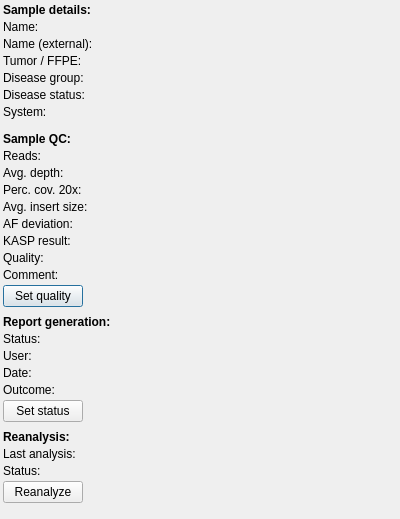
Before: the Qt Designer form src/GSvar/SampleInformationDialog.ui in imgag/ngs-bits, drawn with Qt 5.
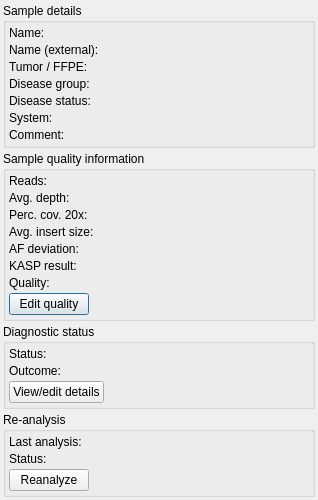
After: the same form once the commit is applied.

Commit message: GSvar/NGSD: added detailed diagnostic status information.

What changed in the file:
```diff
--- a/src/GSvar/SampleInformationDialog.ui
+++ b/src/GSvar/SampleInformationDialog.ui
@@ -6,8 +6,8 @@
    <rect>
     <x>0</x>
     <y>0</y>
-    <width>400</width>
-    <height>519</height>
+    <width>318</width>
+    <height>470</height>
    </rect>
   </property>
   <property name="maximumSize">
@@ -36,32 +36,61 @@
     <number>3</number>
    </property>
    <item>
-    <widget class="QLabel" name="label_3">
-     <property name="text">
-      <string>&lt;html&gt;&lt;head/&gt;&lt;body&gt;&lt;p&gt;&lt;span style=&quot; font-weight:600;&quot;&gt;Sample details:&lt;/span&gt;&lt;/p&gt;&lt;/body&gt;&lt;/html&gt;</string>
+    <widget class="QGroupBox" name="groupBox">
+     <property name="title">
+      <string>Sample details</string>
      </property>
-     <property name="textFormat">
-      <enum>Qt::AutoText</enum>
+     <property name="flat">
+      <bool>true</bool>
      </property>
-    </widget>
-   </item>
+     <layout class="QVBoxLayout" name="verticalLayout_2" stretch="0">
+      <property name="spacing">
+       <number>3</number>
+      </property>
+      <property name="leftMargin">
+       <number>3</number>
+      </property>
+      <property name="topMargin">
+       <number>3</number>
+      </property>
+      <property name="rightMargin">
+       <number>3</number>
+      </property>
+      <property name="bottomMargin">
+       <number>3</number>
+      </property>
    <item>
     <layout class="QGridLayout" name="gridLayout">
      <property name="spacing">
       <number>3</number>
      </property>
-     <item row="0" column="0">
-      <widget class="QLabel" name="label">
+        <item row="6" column="0">
+         <widget class="QLabel" name="label_24">
+          <property name="toolTip">
+           <string>&lt;html&gt;&lt;head/&gt;&lt;body&gt;&lt;p&gt;Processed sample comment&lt;/p&gt;&lt;/body&gt;&lt;/html&gt;</string>
+          </property>
        <property name="text">
-        <string>Name:</string>
+           <string>Comment:</string>
+          </property>
+          <property name="alignment">
+           <set>Qt::AlignLeading|Qt::AlignLeft|Qt::AlignTop</set>
        </property>
       </widget>
      </item>
-     <item row="4" column="1">
-      <widget class="QLabel" name="disease_status">
+        <item row="6" column="1">
+         <widget class="QLabel" name="comment">
+          <property name="sizePolicy">
+           <sizepolicy hsizetype="Preferred" vsizetype="Preferred">
+            <horstretch>0</horstretch>
+            <verstretch>0</verstretch>
+           </sizepolicy>
+          </property>
        <property name="text">
         <string/>
        </property>
+          <property name="wordWrap">
+           <bool>true</bool>
+          </property>
       </widget>
      </item>
      <item row="4" column="0">
@@ -71,20 +100,6 @@
        </property>
       </widget>
      </item>
-     <item row="1" column="1">
-      <widget class="QLabel" name="name_ext">
-       <property name="text">
-        <string/>
-       </property>
-      </widget>
-     </item>
-     <item row="3" column="1">
-      <widget class="QLabel" name="disease_group">
-       <property name="text">
-        <string/>
-       </property>
-      </widget>
-     </item>
      <item row="5" column="0">
       <widget class="QLabel" name="label_8">
        <property name="text">
@@ -92,10 +107,10 @@
        </property>
       </widget>
      </item>
-     <item row="2" column="0">
-      <widget class="QLabel" name="label_20">
+        <item row="1" column="1">
+         <widget class="QLabel" name="name_ext">
        <property name="text">
-        <string>Tumor / FFPE:</string>
+           <string/>
        </property>
       </widget>
      </item>
@@ -106,22 +121,6 @@
        </property>
       </widget>
      </item>
-     <item row="6" column="1">
-      <spacer name="horizontalSpacer_7">
-       <property name="orientation">
-        <enum>Qt::Horizontal</enum>
-       </property>
-       <property name="sizeType">
-        <enum>QSizePolicy::Expanding</enum>
-       </property>
-       <property name="sizeHint" stdset="0">
-        <size>
-         <width>10</width>
-         <height>10</height>
-        </size>
-       </property>
-      </spacer>
-     </item>
      <item row="1" column="0">
       <widget class="QLabel" name="label_19">
        <property name="text">
@@ -129,15 +128,29 @@
        </property>
       </widget>
      </item>
-     <item row="5" column="1">
-      <widget class="QLabel" name="system">
+        <item row="0" column="0">
+         <widget class="QLabel" name="label">
+          <property name="text">
+           <string>Name:</string>
+          </property>
+         </widget>
+        </item>
+        <item row="4" column="1">
+         <widget class="QLabel" name="disease_status">
        <property name="text">
         <string/>
        </property>
       </widget>
      </item>
-     <item row="0" column="1">
-      <widget class="QLabel" name="name">
+        <item row="2" column="0">
+         <widget class="QLabel" name="label_20">
+          <property name="text">
+           <string>Tumor / FFPE:</string>
+          </property>
+         </widget>
+        </item>
+        <item row="3" column="1">
+         <widget class="QLabel" name="disease_group">
        <property name="text">
         <string/>
        </property>
@@ -150,26 +163,125 @@
        </property>
       </widget>
      </item>
-    </layout>
+        <item row="5" column="1">
+         <widget class="QLabel" name="system">
+          <property name="sizePolicy">
+           <sizepolicy hsizetype="Expanding" vsizetype="Preferred">
+            <horstretch>0</horstretch>
+            <verstretch>0</verstretch>
+           </sizepolicy>
+          </property>
+          <property name="text">
+           <string/>
+          </property>
+         </widget>
+        </item>
+        <item row="0" column="1">
+         <widget class="QLabel" name="name">
+          <property name="text">
+           <string/>
+          </property>
+         </widget>
+        </item>
+       </layout>
+      </item>
+     </layout>
+    </widget>
    </item>
    <item>
-    <widget class="QLabel" name="label_10">
-     <property name="font">
-      <font>
-       <weight>75</weight>
-       <bold>true</bold>
-      </font>
+    <widget class="QGroupBox" name="groupBox_2">
+     <property name="title">
+      <string>Sample quality information</string>
      </property>
-     <property name="text">
-      <string>Sample QC:</string>
+     <property name="flat">
+      <bool>true</bool>
      </property>
-    </widget>
-   </item>
+     <layout class="QVBoxLayout" name="verticalLayout_3" stretch="0">
+      <property name="spacing">
+       <number>3</number>
+      </property>
+      <property name="leftMargin">
+       <number>3</number>
+      </property>
+      <property name="topMargin">
+       <number>3</number>
+      </property>
+      <property name="rightMargin">
+       <number>3</number>
+      </property>
+      <property name="bottomMargin">
+       <number>3</number>
+      </property>
    <item>
     <layout class="QGridLayout" name="gridLayout_4">
      <property name="spacing">
       <number>3</number>
      </property>
+        <item row="9" column="0" colspan="2">
+         <layout class="QHBoxLayout" name="horizontalLayout">
+          <property name="spacing">
+           <number>3</number>
+          </property>
+          <item>
+           <widget class="QPushButton" name="quality_button">
+            <property name="text">
+             <string>Edit quality</string>
+            </property>
+           </widget>
+          </item>
+          <item>
+           <spacer name="horizontalSpacer_6">
+            <property name="orientation">
+             <enum>Qt::Horizontal</enum>
+            </property>
+            <property name="sizeHint" stdset="0">
+             <size>
+              <width>40</width>
+              <height>20</height>
+             </size>
+            </property>
+           </spacer>
+          </item>
+         </layout>
+        </item>
+        <item row="4" column="0">
+         <widget class="QLabel" name="label_13">
+          <property name="text">
+           <string>Avg. insert size:</string>
+          </property>
+         </widget>
+        </item>
+        <item row="3" column="0">
+         <widget class="QLabel" name="label_16">
+          <property name="text">
+           <string>Perc. cov. 20x:</string>
+          </property>
+         </widget>
+        </item>
+        <item row="3" column="1">
+         <widget class="QLabel" name="qc_perc_20x">
+          <property name="text">
+           <string/>
+          </property>
+         </widget>
+        </item>
+        <item row="4" column="1">
+         <widget class="QLabel" name="qc_insert_size">
+          <property name="text">
+           <string/>
+          </property>
+         </widget>
+        </item>
+        <item row="6" column="1">
+         <widget class="QLabel" name="qc_kasp">
+          <property name="toolTip">
+           <string>Sample swap probability</string>
+          </property>
+          <property name="text">
+           <string/>
+          </property>
+         </widget>
+        </item>
      <item row="6" column="0">
       <widget class="QLabel" name="label_14">
        <property name="text">
@@ -177,15 +289,8 @@
        </property>
       </widget>
      </item>
-     <item row="5" column="1">
-      <widget class="QLabel" name="qc_af_dev">
-       <property name="text">
-        <string/>
-       </property>
-      </widget>
-     </item>
-     <item row="7" column="1">
-      <widget class="QLabel" name="qc_quality">
+        <item row="1" column="1">
+         <widget class="QLabel" name="qc_reads">
        <property name="text">
         <string/>
        </property>
@@ -198,6 +303,33 @@
        </property>
       </widget>
      </item>
+        <item row="7" column="1">
+         <widget class="QLabel" name="qc_quality">
+          <property name="sizePolicy">
+           <sizepolicy hsizetype="Expanding" vsizetype="Preferred">
+            <horstretch>0</horstretch>
+            <verstretch>0</verstretch>
+           </sizepolicy>
+          </property>
+          <property name="text">
+           <string/>
+          </property>
+         </widget>
+        </item>
+        <item row="1" column="0">
+         <widget class="QLabel" name="label_12">
+          <property name="text">
+           <string>Reads:</string>
+          </property>
+         </widget>
+        </item>
+        <item row="5" column="1">
+         <widget class="QLabel" name="qc_af_dev">
+          <property name="text">
+           <string/>
+          </property>
+         </widget>
+        </item>
      <item row="5" column="0">
       <widget class="QLabel" name="label_21">
        <property name="toolTip">
@@ -208,37 +340,6 @@
        </property>
       </widget>
      </item>
-     <item row="6" column="1">
-      <widget class="QLabel" name="qc_kasp">
-       <property name="toolTip">
-        <string>Sample swap probability</string>
-       </property>
-       <property name="text">
-        <string/>
-       </property>
-      </widget>
-     </item>
-     <item row="4" column="0">
-      <widget class="QLabel" name="label_13">
-       <property name="text">
-        <string>Avg. insert size:</string>
-       </property>
-      </widget>
-     </item>
-     <item row="4" column="1">
-      <widget class="QLabel" name="qc_insert_size">
-       <property name="text">
-        <string/>
-       </property>
-      </widget>
-     </item>
-     <item row="3" column="0">
-      <widget class="QLabel" name="label_16">
-       <property name="text">
-        <string>Perc. cov. 20x:</string>
-       </property>
-      </widget>
-     </item>
      <item row="2" column="0">
       <widget class="QLabel" name="label_15">
        <property name="text">
@@ -246,46 +347,6 @@
        </property>
       </widget>
      </item>
-     <item row="10" column="1">
-      <spacer name="horizontalSpacer_2">
-       <property name="orientation">
-        <enum>Qt::Horizontal</enum>
-       </property>
-       <property name="sizeHint" stdset="0">
-        <size>
-         <width>5</width>
-         <height>5</height>
-        </size>
-       </property>
-      </spacer>
-     </item>
-     <item row="9" column="0" colspan="2">
-      <layout class="QHBoxLayout" name="horizontalLayout">
-       <property name="spacing">
-        <number>3</number>
-       </property>
-       <item>
-        <widget class="QPushButton" name="quality_button">
-         <property name="text">
-          <string>Set quality</string>
-         </property>
-        </widget>
-       </item>
-       <item>
-        <spacer name="horizontalSpacer_6">
-         <property name="orientation">
-          <enum>Qt::Horizontal</enum>
-         </property>
-         <property name="sizeHint" stdset="0">
-          <size>
-           <width>40</width>
-           <height>20</height>
-          </size>
-         </property>
-        </spacer>
-       </item>
-      </layout>
-     </item>
      <item row="2" column="1">
       <widget class="QLabel" name="qc_avg_depth">
        <property name="text">
@@ -293,142 +354,49 @@
        </property>
       </widget>
      </item>
-     <item row="1" column="0">
-      <widget class="QLabel" name="label_12">
-       <property name="text">
-        <string>Reads:</string>
-       </property>
-      </widget>
-     </item>
-     <item row="1" column="1">
-      <widget class="QLabel" name="qc_reads">
-       <property name="text">
-        <string/>
-       </property>
-      </widget>
-     </item>
-     <item row="3" column="1">
-      <widget class="QLabel" name="qc_perc_20x">
-       <property name="text">
-        <string/>
-       </property>
-      </widget>
-     </item>
-     <item row="8" column="0">
-      <widget class="QLabel" name="label_24">
-       <property name="toolTip">
-        <string>&lt;html&gt;&lt;head/&gt;&lt;body&gt;&lt;p&gt;Processed sample comment&lt;/p&gt;&lt;/body&gt;&lt;/html&gt;</string>
-       </property>
-       <property name="text">
-        <string>Comment:</string>
-       </property>
-       <property name="alignment">
-        <set>Qt::AlignLeading|Qt::AlignLeft|Qt::AlignTop</set>
-       </property>
-      </widget>
-     </item>
-     <item row="8" column="1">
-      <widget class="QLabel" name="comment">
-       <property name="text">
-        <string/>
-       </property>
-       <property name="wordWrap">
-        <bool>true</bool>
-       </property>
-      </widget>
-     </item>
-    </layout>
+       </layout>
+      </item>
+     </layout>
+    </widget>
    </item>
    <item>
-    <widget class="QLabel" name="label_5">
-     <property name="text">
-      <string>&lt;html&gt;&lt;head/&gt;&lt;body&gt;&lt;p&gt;&lt;span style=&quot; font-weight:600;&quot;&gt;Report generation:&lt;/span&gt;&lt;/p&gt;&lt;/body&gt;&lt;/html&gt;</string>
+    <widget class="QGroupBox" name="groupBox_3">
+     <property name="title">
+      <string>Diagnostic status</string>
      </property>
-    </widget>
-   </item>
+     <property name="flat">
+      <bool>true</bool>
+     </property>
+     <layout class="QVBoxLayout" name="verticalLayout_4" stretch="0">
+      <property name="spacing">
+       <number>3</number>
+      </property>
+      <property name="leftMargin">
+       <number>3</number>
+      </property>
+      <property name="topMargin">
+       <number>3</number>
+      </property>
+      <property name="rightMargin">
+       <number>3</number>
+      </property>
+      <property name="bottomMargin">
+       <number>3</number>
+      </property>
    <item>
     <layout class="QGridLayout" name="gridLayout_3">
      <property name="spacing">
       <number>3</number>
      </property>
-     <item row="1" column="1">
-      <widget class="QLabel" name="report_user">
-       <property name="text">
-        <string/>
-       </property>
-      </widget>
-     </item>
-     <item row="1" column="0">
-      <widget class="QLabel" name="label_9">
-       <property name="text">
-        <string>User:</string>
-       </property>
-      </widget>
-     </item>
-     <item row="0" column="1">
-      <widget class="QLabel" name="report_status">
-       <property name="text">
-        <string/>
-       </property>
-      </widget>
-     </item>
-     <item row="2" column="1">
-      <widget class="QLabel" name="report_date">
-       <property name="text">
-        <string/>
-       </property>
-      </widget>
-     </item>
-     <item row="5" column="1">
-      <spacer name="horizontalSpacer_5">
-       <property name="orientation">
-        <enum>Qt::Horizontal</enum>
-       </property>
-       <property name="sizeHint" stdset="0">
-        <size>
-         <width>5</width>
-         <height>5</height>
-        </size>
-       </property>
-      </spacer>
-     </item>
-     <item row="0" column="0">
-      <widget class="QLabel" name="label_7">
-       <property name="text">
-        <string>Status:</string>
-       </property>
-      </widget>
-     </item>
-     <item row="2" column="0">
-      <widget class="QLabel" name="label_11">
-       <property name="text">
-        <string>Date:</string>
-       </property>
-      </widget>
-     </item>
-     <item row="3" column="0">
-      <widget class="QLabel" name="label_17">
-       <property name="text">
-        <string>Outcome:</string>
-       </property>
-      </widget>
-     </item>
-     <item row="3" column="1">
-      <widget class="QLabel" name="report_outcome">
-       <property name="text">
-        <string/>
-       </property>
-      </widget>
-     </item>
-     <item row="4" column="0" colspan="2">
+        <item row="2" column="0" colspan="2">
       <layout class="QHBoxLayout" name="horizontalLayout_6">
        <property name="spacing">
         <number>0</number>
        </property>
        <item>
-        <widget class="QPushButton" name="report_button">
+           <widget class="QPushButton" name="diag_status_button">
          <property name="text">
-          <string>Set status</string>
+             <string>View/edit details</string>
          </property>
         </widget>
        </item>
@@ -447,37 +415,74 @@
        </item>
       </layout>
      </item>
-    </layout>
+        <item row="1" column="1">
+         <widget class="QLabel" name="diag_outcome">
+          <property name="sizePolicy">
+           <sizepolicy hsizetype="Expanding" vsizetype="Preferred">
+            <horstretch>0</horstretch>
+            <verstretch>0</verstretch>
+           </sizepolicy>
+          </property>
+          <property name="text">
+           <string/>
+          </property>
+         </widget>
+        </item>
+        <item row="1" column="0">
+         <widget class="QLabel" name="label_17">
+          <property name="text">
+           <string>Outcome:</string>
+          </property>
+         </widget>
+        </item>
+        <item row="0" column="1">
+         <widget class="QLabel" name="diag_status">
+          <property name="text">
+           <string/>
+          </property>
+         </widget>
+        </item>
+        <item row="0" column="0">
+         <widget class="QLabel" name="label_7">
+          <property name="text">
+           <string>Status:</string>
+          </property>
+         </widget>
+        </item>
+       </layout>
+      </item>
+     </layout>
+    </widget>
    </item>
    <item>
-    <widget class="QLabel" name="label_4">
-     <property name="text">
-      <string>&lt;html&gt;&lt;head/&gt;&lt;body&gt;&lt;p&gt;&lt;span style=&quot; font-weight:600;&quot;&gt;Reanalysis:&lt;/span&gt;&lt;/p&gt;&lt;/body&gt;&lt;/html&gt;</string>
+    <widget class="QGroupBox" name="groupBox_4">
+     <property name="title">
+      <string>Re-analysis</string>
      </property>
-    </widget>
-   </item>
+     <property name="flat">
+      <bool>true</bool>
+     </property>
+     <layout class="QVBoxLayout" name="verticalLayout_5" stretch="0">
+      <property name="spacing">
+       <number>3</number>
+      </property>
+      <property name="leftMargin">
+       <number>3</number>
+      </property>
+      <property name="topMargin">
+       <number>3</number>
+      </property>
+      <property name="rightMargin">
+       <number>3</number>
+      </property>
+      <property name="bottomMargin">
+       <number>3</number>
+      </property>
    <item>
     <layout class="QGridLayout" name="gridLayout_2">
      <property name="spacing">
       <number>3</number>
      </property>
-     <item row="0" column="0">
-      <widget class="QLabel" name="label_2">
-       <property name="text">
-        <string>Last analysis:</string>
-       </property>
-      </widget>
-     </item>
-     <item row="2" column="1">
-      <widget class="QLabel" name="status">
-       <property name="text">
-        <string/>
-       </property>
-       <property name="openExternalLinks">
-        <bool>true</bool>
-       </property>
-      </widget>
-     </item>
      <item row="2" column="0">
       <widget class="QLabel" name="label_6">
        <property name="text">
@@ -485,19 +490,6 @@
        </property>
       </widget>
      </item>
-     <item row="4" column="1">
-      <spacer name="horizontalSpacer_3">
-       <property name="orientation">
-        <enum>Qt::Horizontal</enum>
-       </property>
-       <property name="sizeHint" stdset="0">
-        <size>
-         <width>5</width>
-         <height>5</height>
-        </size>
-       </property>
-      </spacer>
-     </item>
      <item row="3" column="0" colspan="2">
       <layout class="QHBoxLayout" name="horizontalLayout_5">
        <property name="spacing">
@@ -541,7 +533,33 @@
        </property>
       </widget>
      </item>
-    </layout>
+        <item row="0" column="0">
+         <widget class="QLabel" name="label_2">
+          <property name="text">
+           <string>Last analysis:</string>
+          </property>
+         </widget>
+        </item>
+        <item row="2" column="1">
+         <widget class="QLabel" name="status">
+          <property name="sizePolicy">
+           <sizepolicy hsizetype="Expanding" vsizetype="Preferred">
+            <horstretch>0</horstretch>
+            <verstretch>0</verstretch>
+           </sizepolicy>
+          </property>
+          <property name="text">
+           <string/>
+          </property>
+          <property name="openExternalLinks">
+           <bool>true</bool>
+          </property>
+         </widget>
+        </item>
+       </layout>
+      </item>
+     </layout>
+    </widget>
    </item>
    <item>
     <spacer name="verticalSpacer">
```
Lines whose indentation alone changed are shown as unchanged. The commit also changes 23 other files.
